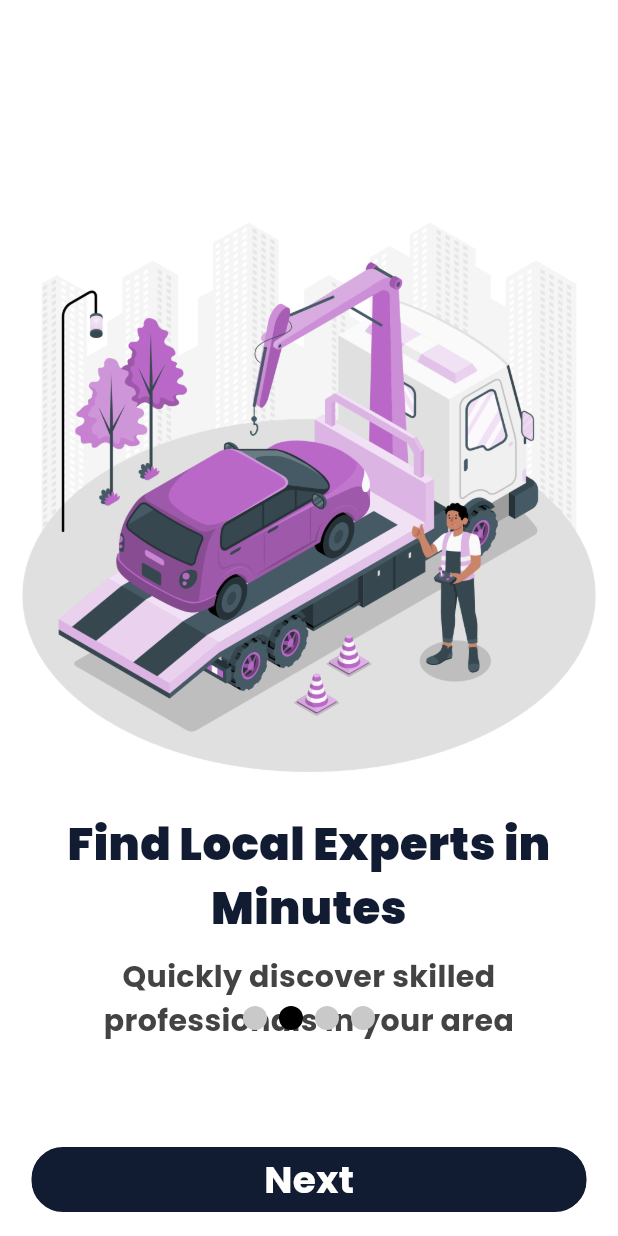
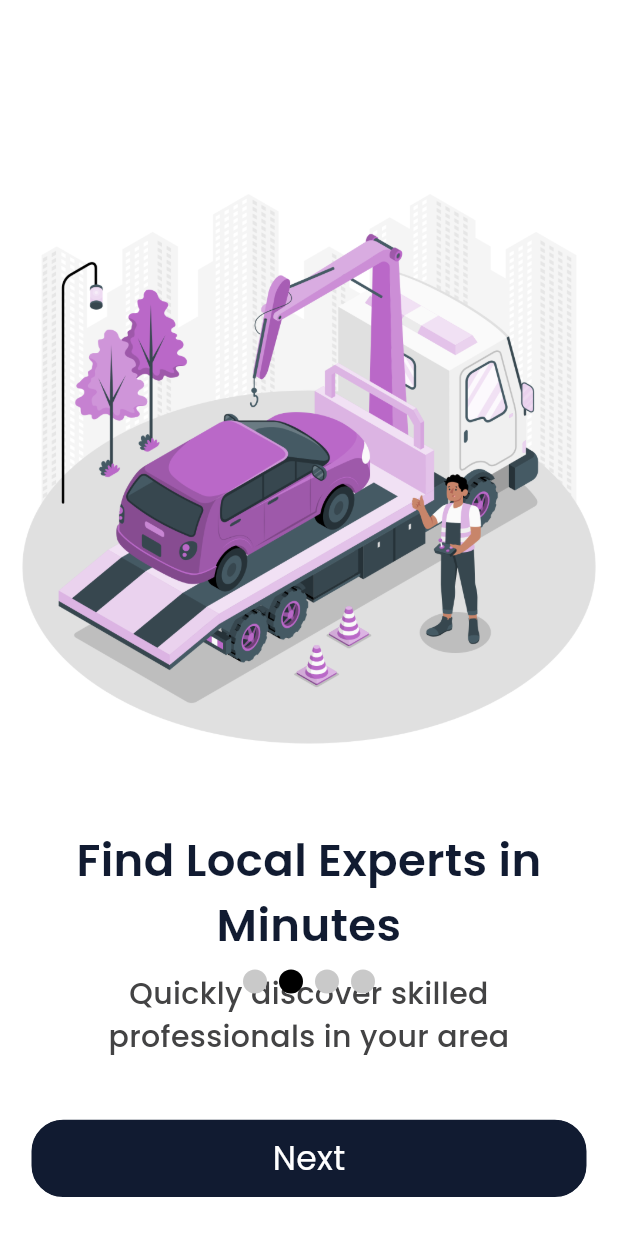
Before and after one commit to nostoc/local-service-provider-app, a Flutter app: the screen it shows after launch, swiped to page 2, on a phone screen of 412 x 824 dp. Run offline on Flutter 3.47's test engine with Material 3 defaults, Android fonts, the phone set to English and light mode, and no system bars; drawn by our look-alikes of smooth_page_indicator; our stand-ins replace firebase_auth, firebase_core; accounts and stored records are empty.

Commit message:
adjust font sizes and weights

```diff
--- a/lib/data/onboarding_data.dart
+++ b/lib/data/onboarding_data.dart
@@ -15,7 +15,7 @@ class OnboardingData {
     OnBoarding(
       title: "Quality Services at Your Fingertips",
       description: "Find and contact trusted professionals with ease",
-      imageUrl: "assets/images/Electrician-pana.png",
+      imageUrl: "assets/images/worker1.png",
     ),
   ];
 }
--- a/lib/screens/onboarding/shared_onboarding_screen.dart
+++ b/lib/screens/onboarding/shared_onboarding_screen.dart
@@ -16,23 +16,27 @@ class SharedOnboardingScreen extends StatelessWidget {
     return Padding(
       padding: const EdgeInsets.all(10.0),
       child: Column(
-        mainAxisAlignment: MainAxisAlignment.center,
+        mainAxisAlignment: MainAxisAlignment.start,
         children: [
+          const SizedBox(
+            height: 100,
+          ),
           Image.asset(
             imageUrl,
             width: double.infinity,
             fit: BoxFit.cover,
           ),
           const SizedBox(
-            height: 20,
+            height: 50,
           ),
           Text(
             title,
             style: const TextStyle(
               fontSize: 30,
-              fontWeight: FontWeight.w900,
+              fontWeight: FontWeight.w600,
               color: mainTextColor,
-            ),textAlign: TextAlign.center,
+            ),
+            textAlign: TextAlign.center,
           ),
           const SizedBox(
             height: 10,
@@ -43,9 +47,10 @@ class SharedOnboardingScreen extends StatelessWidget {
               description,
               style: const TextStyle(
                 fontSize: 20,
-                fontWeight: FontWeight.w700,
+                fontWeight: FontWeight.w500,
                 color: Color(0xFF434344),
-              ),textAlign: TextAlign.center,
+              ),
+              textAlign: TextAlign.center,
             ),
           ),
         ],
--- a/lib/screens/onboarding_screen.dart
+++ b/lib/screens/onboarding_screen.dart
@@ -62,7 +62,7 @@ class _OnboardingScreenState extends State<OnboardingScreen> {
 
                 //page indicator
                 Container(
-                  alignment: const Alignment(0, 0.66),
+                  alignment: const Alignment(0, 0.6),
                   child: SmoothPageIndicator(
                     controller: _controller,
                     count: 4,
@@ -75,7 +75,7 @@ class _OnboardingScreenState extends State<OnboardingScreen> {
                 //navigation buttons
 
                 Positioned(
-                  bottom: 15,
+                  bottom: 25,
                   left: 0,
                   right: 0,
                   child: Padding(
--- a/lib/widgets/custom_button.dart
+++ b/lib/widgets/custom_button.dart
@@ -14,7 +14,7 @@ class CustomButton extends StatelessWidget {
   @override
   Widget build(BuildContext context) {
     return Container(
-      height: MediaQuery.of(context).size.height * 0.055,
+      height: MediaQuery.of(context).size.height * 0.065,
       decoration: BoxDecoration(
         border: Border.all(color: buttonTextColor),
           borderRadius: BorderRadius.circular(22), color: buttonColor),
@@ -22,7 +22,7 @@ class CustomButton extends StatelessWidget {
         child: Text(
           buttonText,
           style:  TextStyle(
-              color: buttonTextColor, fontSize: 25, fontWeight: FontWeight.w700),
+              color: buttonTextColor, fontSize: 22, fontWeight: FontWeight.w400),
         ),
       ),
     );
```
Also changed, not shown: lib/screens/auth/visitor/visitor_signin.dart (+4 -4 lines), lib/screens/auth/visitor/visitor_signup.dart (+4 -4 lines).
